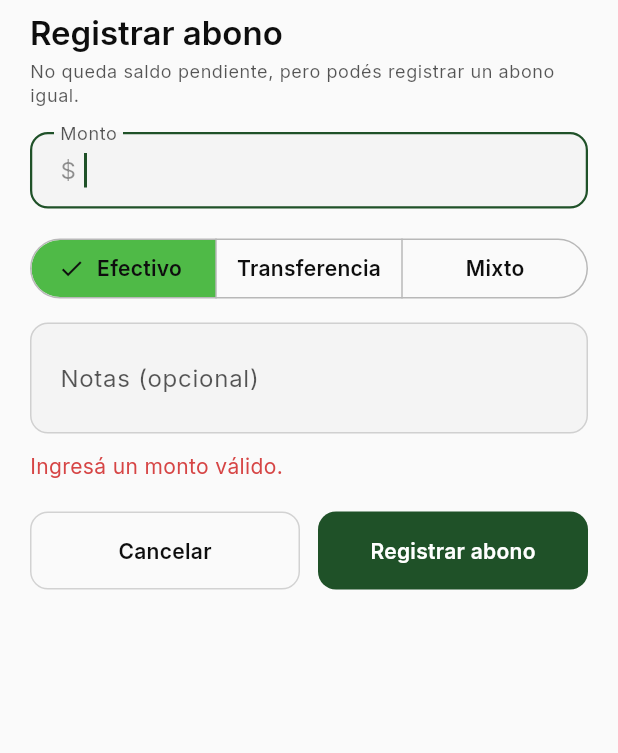
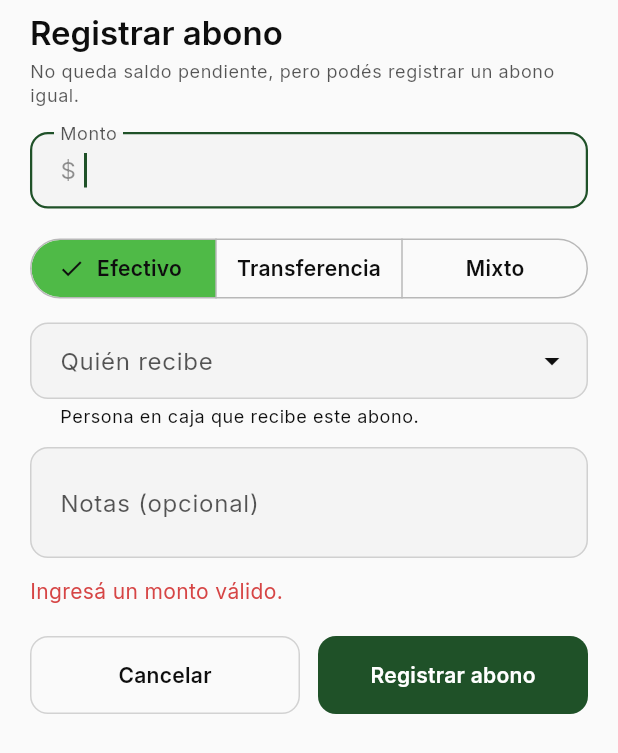
Before and after one commit to tridentcol/ci-quality-group-app, a Flutter app: the _RegisterPaymentSheet widget shown alone on an empty page, opened directly with empty values, after a tap on "Registrar abono", on a phone screen of 412 x 824 dp. Shown: the top 753 px of the screen. Run offline on Flutter 3.47's test engine with Material 3 defaults, Android fonts, the phone set to English and light mode, and no system bars; our stand-ins replace cloud_firestore, firebase_auth, firebase_core, fl_chart, flutter_riverpod, go_router and 4 more; missing offline and left inert: dart:html, excel; accounts and stored records are empty; generated files the repository leaves out were written again.

Commit message:
Caja: 'Quien recibe' por abono (form + historial)
Cada abono ahora captura payerName (lista maestra 'payers'), no la
venta a nivel padre. Reemplaza al payerName del Sale en el flujo
nuevo: como sales ya no lo captura, cada abono identifica quien en
caja lo recibio individualmente.

- SalePayment gana campo payerName opcional + map/snapshot.
- CashierRepository.registerPayment lo acepta y lo persiste.
- Modal de registrar abono: MasterListField requerido bajo el destino
  de transferencia. Validacion en submit antes de llamar al repo.
- Cada card del timeline muestra 'Recibido por: X' cuando payerName
  esta seteado; tambien renombramos la linea de auditoria a
  'Registrado por X · fecha' para no confundirla con quien recibe.
- docs/data-model.md documenta el campo.

```diff
--- a/lib/features/cashier/data/cashier_repository.dart
+++ b/lib/features/cashier/data/cashier_repository.dart
@@ -148,6 +148,7 @@ class CashierRepository {
     num? cashAmount,
     num? transferAmount,
     String? transferDestination,
+    String? payerName,
     String? notes,
     required AppUser actor,
   }) async {
@@ -187,6 +188,7 @@ class CashierRepository {
         cashAmount: cashAmount,
         transferAmount: transferAmount,
         transferDestination: transferDestination,
+        payerName: payerName,
         registeredBy: actor.uid,
         registeredByName: actor.fullName,
         registeredAt: now,
--- a/lib/features/cashier/presentation/sale_payments_screen.dart
+++ b/lib/features/cashier/presentation/sale_payments_screen.dart
@@ -429,9 +429,17 @@ class _PaymentCard extends ConsumerWidget {
                 style: theme.textTheme.bodySmall,
               ),
             ],
+            if (payment.payerName != null && payment.payerName!.isNotEmpty) ...[
+              const SizedBox(height: 4),
+              Text(
+                'Recibido por: ${payment.payerName}',
+                style: theme.textTheme.bodySmall,
+              ),
+            ],
             const SizedBox(height: 6),
             Text(
-              '${payment.registeredByName} · ${formatDateTime(payment.registeredAt)}',
+              'Registrado por ${payment.registeredByName} · '
+              '${formatDateTime(payment.registeredAt)}',
               style: theme.textTheme.bodySmall?.copyWith(
                 color: theme.colorScheme.onSurface.withValues(alpha: 0.6),
               ),
@@ -635,6 +643,7 @@ class _RegisterPaymentSheetState extends ConsumerState<_RegisterPaymentSheet> {
   final _notesCtrl = TextEditingController();
   _PayMode _mode = _PayMode.cash;
   String? _transferDestination;
+  String? _payerName;
   bool _saving = false;
   String? _error;
 
@@ -704,6 +713,11 @@ class _RegisterPaymentSheetState extends ConsumerState<_RegisterPaymentSheet> {
         }
     }
 
+    if (_payerName == null || _payerName!.isEmpty) {
+      setState(() => _error = 'Seleccioná quién recibe.');
+      return;
+    }
+
     setState(() => _saving = true);
     try {
       await ref.read(cashierRepositoryProvider).registerPayment(
@@ -713,6 +727,7 @@ class _RegisterPaymentSheetState extends ConsumerState<_RegisterPaymentSheet> {
             cashAmount: cash,
             transferAmount: transfer,
             transferDestination: destination,
+            payerName: _payerName,
             notes: _notesCtrl.text.trim().isEmpty
                 ? null
                 : _notesCtrl.text.trim(),
@@ -855,6 +870,15 @@ class _RegisterPaymentSheetState extends ConsumerState<_RegisterPaymentSheet> {
               onChanged: (v) => setState(() => _transferDestination = v),
             ),
           ],
+          const SizedBox(height: 12),
+          MasterListField(
+            listId: 'payers',
+            label: 'Quién recibe',
+            initialValue: _payerName,
+            required: true,
+            onChanged: (v) => setState(() => _payerName = v),
+            helperText: 'Persona en caja que recibe este abono.',
+          ),
           const SizedBox(height: 12),
           TextField(
             controller: _notesCtrl,
```
Also changed, not shown: lib/features/sales/domain/payment.dart (+8 -0 lines), 1 other file.
